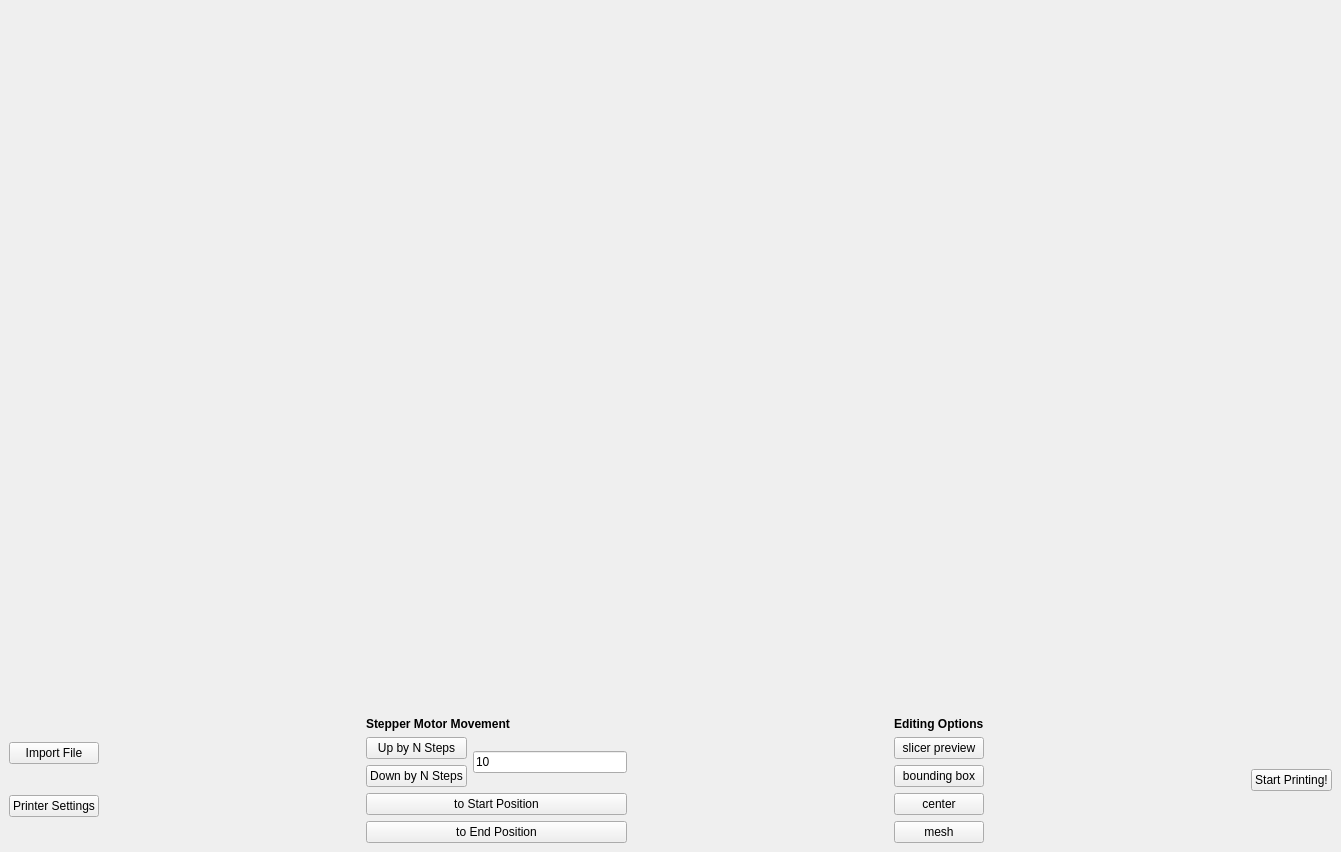
Above: sla_client/View/StandardWindow.ui from entropybit/slaprinter before the change. Below: the same form after it.
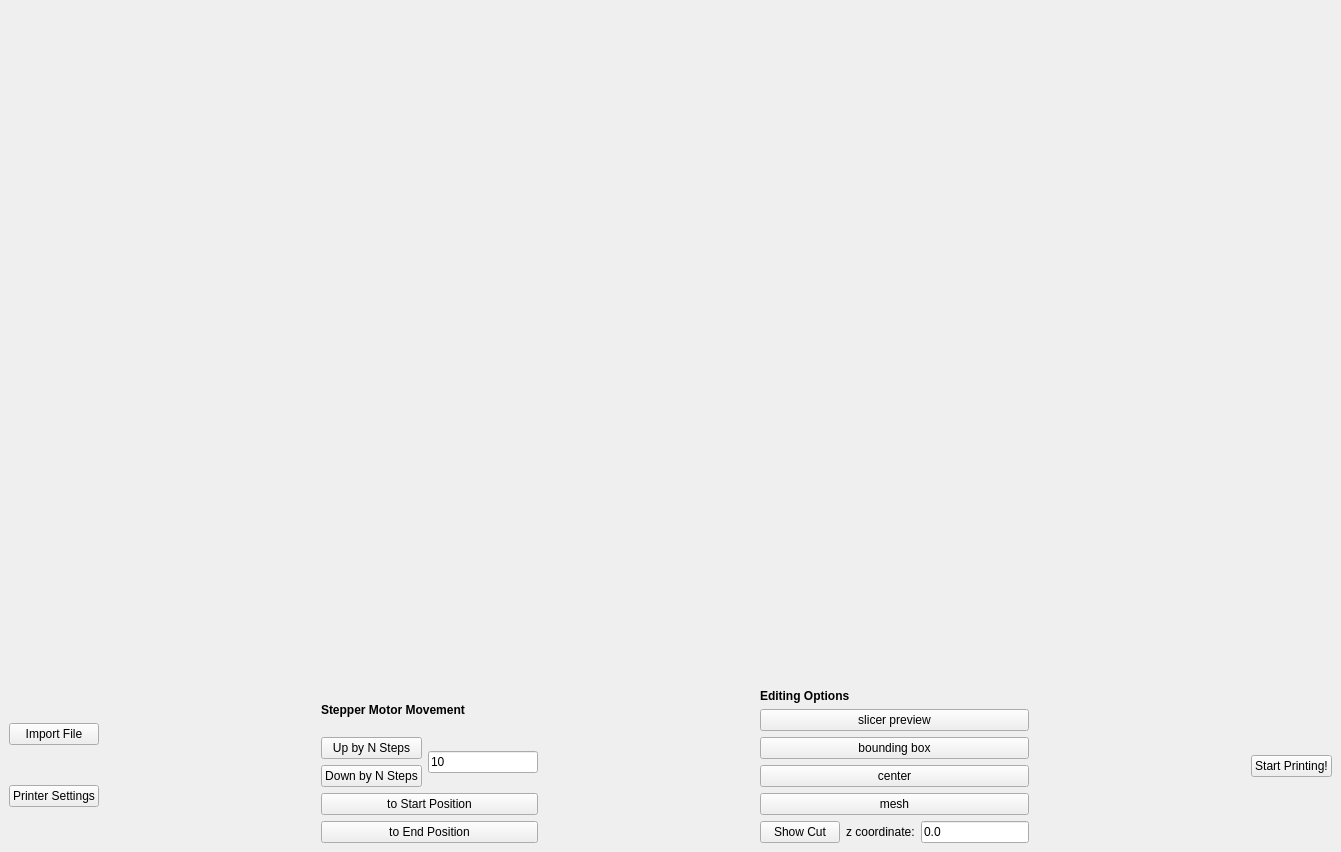
That is the form after the change.

```diff
--- a/sla_client/View/StandardWindow.ui
+++ b/sla_client/View/StandardWindow.ui
@@ -204,6 +204,31 @@
             </property>
            </widget>
           </item>
+          <item>
+           <layout class="QHBoxLayout" name="horizontalLayout_2">
+            <item>
+             <widget class="QPushButton" name="showCutButton">
+              <property name="text">
+               <string>Show Cut</string>
+              </property>
+             </widget>
+            </item>
+            <item>
+             <widget class="QLabel" name="label_3">
+              <property name="text">
+               <string>z coordinate:</string>
+              </property>
+             </widget>
+            </item>
+            <item>
+             <widget class="QLineEdit" name="cutZCoordinate">
+              <property name="text">
+               <string>0.0</string>
+              </property>
+             </widget>
+            </item>
+           </layout>
+          </item>
          </layout>
         </item>
         <item>
```
Left out of the diff: 2 changed lines with no effect on the pictures.
